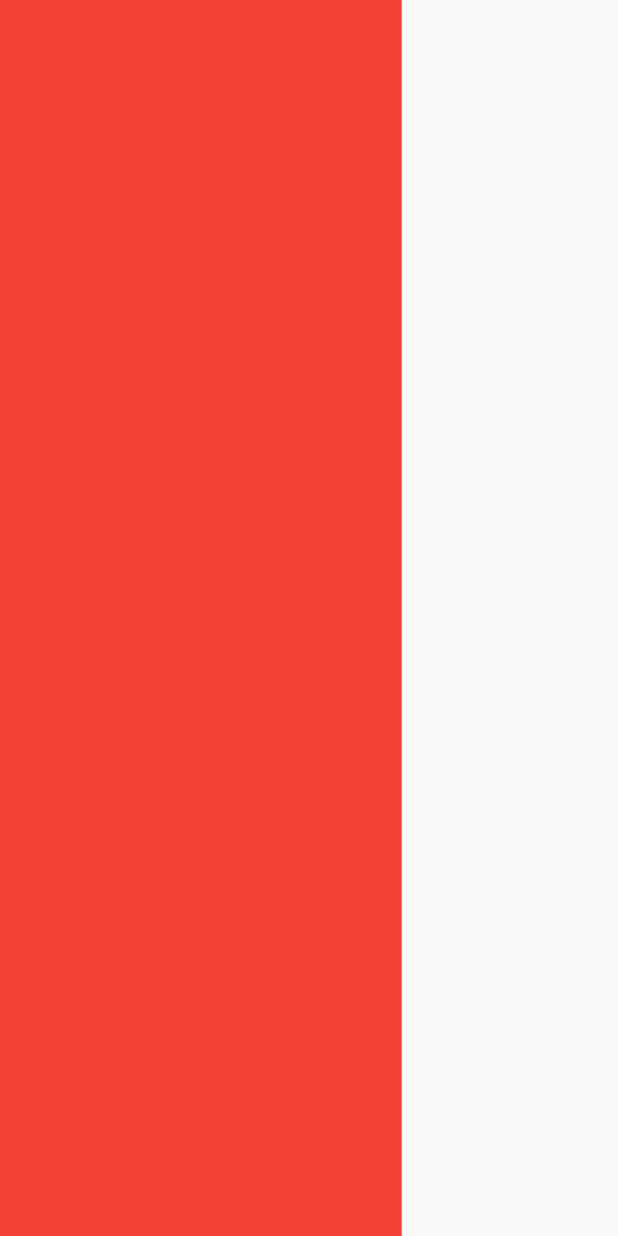
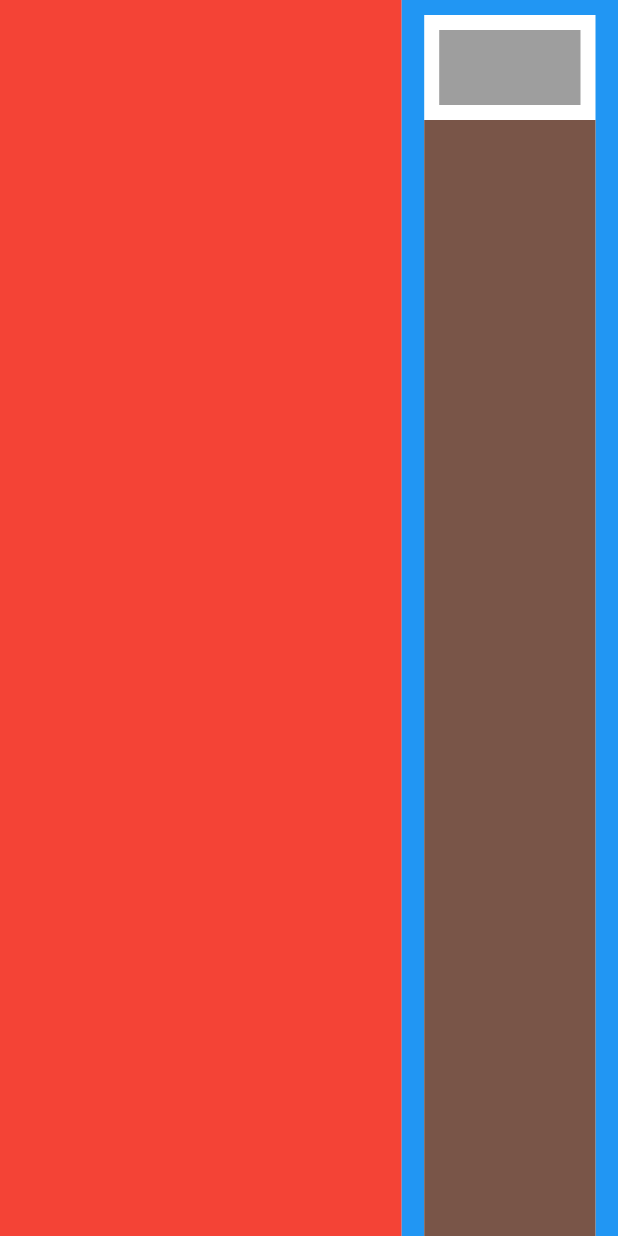
Before and after one commit to gdelataillade/becom_test, a Flutter app: the screen it shows after launch, on a phone screen of 412 x 824 dp. Run offline on Flutter 3.47's test engine with Material 2 defaults, Android fonts, the phone set to English and light mode, and no system bars.

Commit message:
ContactList: Add basic layout

```diff
--- a/lib/views/contact_list.dart
+++ b/lib/views/contact_list.dart
@@ -11,7 +11,55 @@ class _ContactListState extends State<ContactList> {
     return Container(
       height: MediaQuery.of(context).size.height,
       width: MediaQuery.of(context).size.width * 0.35,
-      decoration: BoxDecoration(),
+      color: Colors.blue,
+      child: Container(
+        height: 50,
+        width: 50,
+        margin: const EdgeInsets.only(top: 10, left: 15, right: 15),
+        decoration: BoxDecoration(
+          color: Colors.white,
+        ),
+        child: Column(
+          crossAxisAlignment: CrossAxisAlignment.start,
+          children: <Widget>[
+            _SearchBar(),
+            _ItemsList(),
+          ],
+        ),
+      ),
     );
   }
 }
+
+class _SearchBar extends StatefulWidget {
+  @override
+  __SearchBarState createState() => __SearchBarState();
+}
+
+class __SearchBarState extends State<_SearchBar> {
+  @override
+  Widget build(BuildContext context) {
+    return Container(
+      margin: const EdgeInsets.all(10),
+      color: Colors.grey,
+      height: 50,
+      width: MediaQuery.of(context).size.width * 0.3,
+    );
+  }
+}
+
+class _ItemsList extends StatefulWidget {
+  @override
+  __ItemsListState createState() => __ItemsListState();
+}
+
+class __ItemsListState extends State<_ItemsList> {
+  @override
+  Widget build(BuildContext context) {
+    return Expanded(
+      child: Container(
+        color: Colors.brown,
+      ),
+    );
+  }
+}
```
